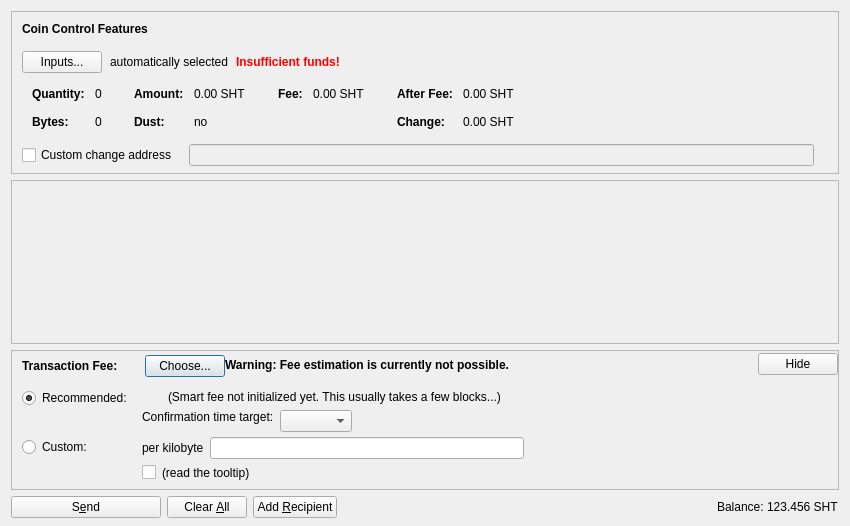
Old version of the form src/qt/forms/sendcoinsdialog.ui in the repository Actinium-project/Actinium.
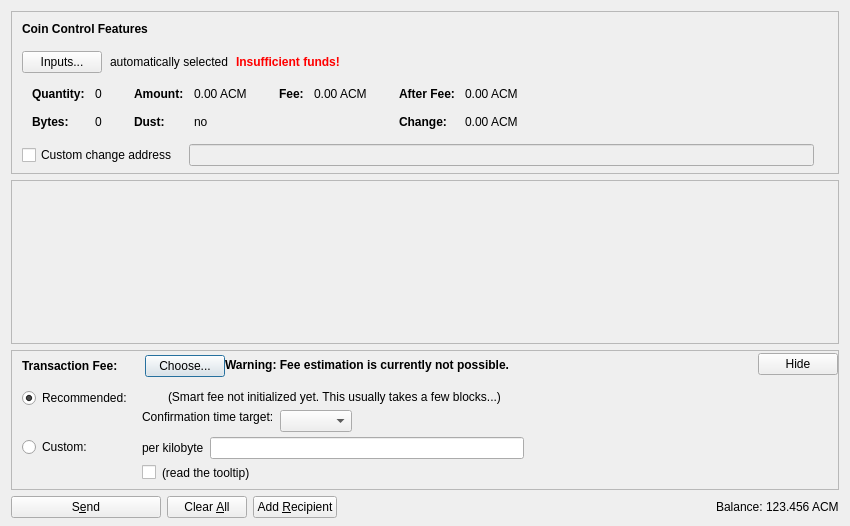
New version of the form. Icons and pictures are not drawn. Custom widgets are drawn as their Qt base class.

Patch:
```diff
--- a/src/qt/forms/sendcoinsdialog.ui
+++ b/src/qt/forms/sendcoinsdialog.ui
@@ -324,7 +324,7 @@
                   <enum>Qt::ActionsContextMenu</enum>
                  </property>
                  <property name="text">
-                  <string notr="true">0.00 SHT</string>
+                  <string notr="true">0.00 ACM</string>
                  </property>
                  <property name="textInteractionFlags">
                   <set>Qt::LinksAccessibleByMouse|Qt::TextSelectableByKeyboard|Qt::TextSelectableByMouse</set>
@@ -404,7 +404,7 @@
                   <enum>Qt::ActionsContextMenu</enum>
                  </property>
                  <property name="text">
-                  <string notr="true">0.00 SHT</string>
+                  <string notr="true">0.00 ACM</string>
                  </property>
                  <property name="textInteractionFlags">
                   <set>Qt::LinksAccessibleByMouse|Qt::TextSelectableByKeyboard|Qt::TextSelectableByMouse</set>
@@ -455,7 +455,7 @@
                   <enum>Qt::ActionsContextMenu</enum>
                  </property>
                  <property name="text">
-                  <string notr="true">0.00 SHT</string>
+                  <string notr="true">0.00 ACM</string>
                  </property>
                  <property name="textInteractionFlags">
                   <set>Qt::LinksAccessibleByMouse|Qt::TextSelectableByKeyboard|Qt::TextSelectableByMouse</set>
@@ -484,7 +484,7 @@
                   <enum>Qt::ActionsContextMenu</enum>
                  </property>
                  <property name="text">
-                  <string notr="true">0.00 SHT</string>
+                  <string notr="true">0.00 ACM</string>
                  </property>
                  <property name="textInteractionFlags">
                   <set>Qt::LinksAccessibleByMouse|Qt::TextSelectableByKeyboard|Qt::TextSelectableByMouse</set>
@@ -1237,7 +1237,7 @@
           <cursorShape>IBeamCursor</cursorShape>
          </property>
          <property name="text">
-          <string notr="true">123.456 SHT</string>
+          <string notr="true">123.456 ACM</string>
          </property>
          <property name="textInteractionFlags">
           <set>Qt::LinksAccessibleByMouse|Qt::TextSelectableByKeyboard|Qt::TextSelectableByMouse</set>
```
